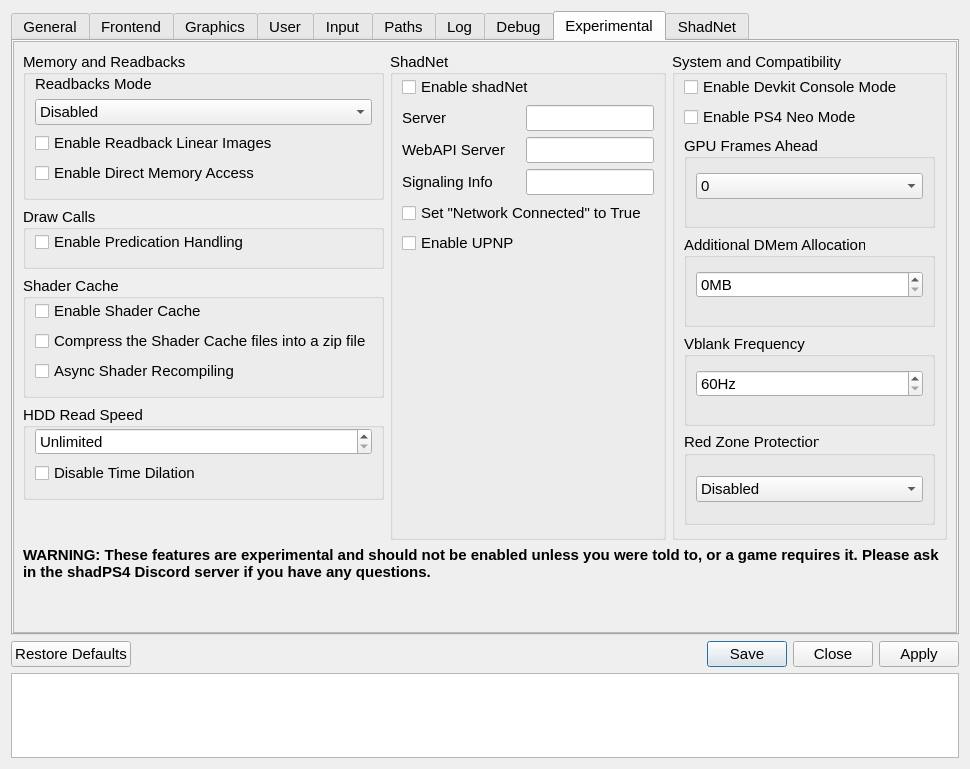
First picture: the form in src/qt_gui/settings_dialog.ui, repository cuesta4/shadps4-qtlauncher, before the edit.
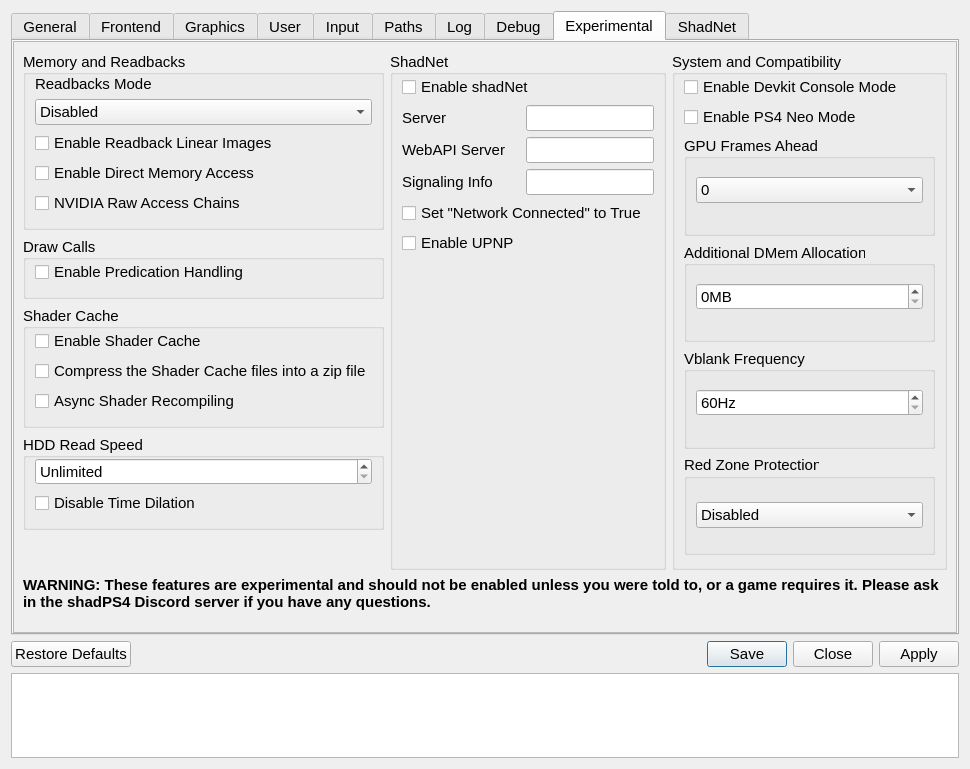
Second picture: the form after the edit. The open tabs and pages were chosen to show the change. Icons and pictures are not drawn.

Commit message: Add per-game NVIDIA raw access chains setting

Patch:
```diff
--- a/src/qt_gui/settings_dialog.ui
+++ b/src/qt_gui/settings_dialog.ui
@@ -2445,6 +2445,12 @@
                   </item>
                    <item row="1" column="0" colspan="2"><widget class="QCheckBox" name="readbackLinearImagesCheckBox"><property name="text"><string>Enable Readback Linear Images</string></property></widget></item>
                    <item row="2" column="0" colspan="2"><widget class="QCheckBox" name="dmaCheckBox"><property name="text"><string>Enable Direct Memory Access</string></property></widget></item>
+                   <item row="3" column="0" colspan="2">
+                    <widget class="QCheckBox" name="nvRawAccessChainsCheckBox">
+                     <property name="text"><string>NVIDIA Raw Access Chains</string></property>
+                     <property name="toolTip"><string>Optimize storage buffer shader accesses on supported NVIDIA drivers. Takes effect when the game starts.</string></property>
+                    </widget>
+                   </item>
                  </layout>
                 </widget>
                </item>
```
The commit also changes 2 other files.
